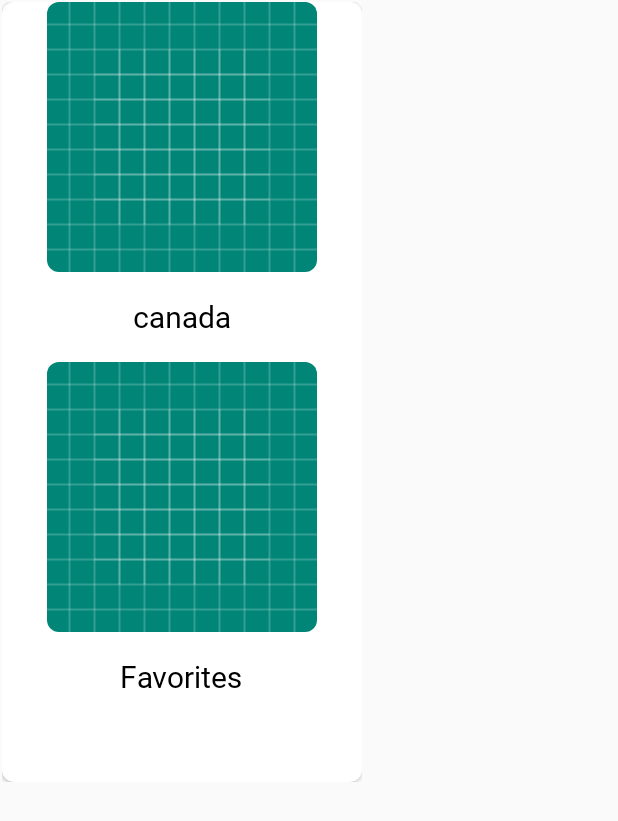
After one commit to wijdanRamadan/myGraduation, an Android app: the layout foryou_fragment_recycler_item.xml on its own in the app's theme, with its tools: preview values and no code run, on a phone screen of 412 x 824 dp. The commit adds this screen. Shown: the top 821 px of the screen. Run offline under Robolectric (Android 15) with nearby library versions, the light colour scheme and no system bars.

Commit message:
albums recyclerView , half action bar

```diff
--- /dev/null
+++ b/app/src/main/res/layout/foryou_fragment_recycler_item.xml
@@ -0,0 +1,102 @@
+<?xml version="1.0" encoding="utf-8"?>
+<RelativeLayout xmlns:android="http://schemas.android.com/apk/res/android"
+    xmlns:app="http://schemas.android.com/apk/res-auto"
+    xmlns:tools="http://schemas.android.com/tools"
+    android:layout_width="wrap_content"
+    android:layout_height="wrap_content"
+    android:layout_margin="1dp"
+    tools:actionBarNavMode="standard"
+    android:background="#ffff">
+
+
+    <androidx.cardview.widget.CardView
+        android:layout_width="240dp"
+        android:layout_height="520dp"
+        android:layout_centerInParent="true"
+        android:elevation="2dp"
+        app:cardCornerRadius="8dp"
+        app:cardMaxElevation="4dp">
+
+
+        <RelativeLayout
+            android:layout_width="match_parent"
+            android:layout_height="match_parent">
+
+            <androidx.cardview.widget.CardView
+                android:layout_width="180dp"
+                android:layout_height="180dp"
+                android:orientation="vertical"
+                android:layout_centerHorizontal="true"
+                app:cardCornerRadius="8dp"
+                app:cardElevation="0dp"
+                android:id="@+id/thumbnail_roundedCorners_card">
+
+                <ImageView
+                    android:id="@+id/album_thumbnail_imageView"
+                    android:layout_width="180dp"
+                    android:layout_height="180dp"
+                    android:layout_centerHorizontal="true"
+                    android:layout_gravity="center"
+                    android:layout_marginTop="0dp"
+                    android:scaleType="centerCrop"
+                    android:src="@drawable/ic_launcher_background" />  <!--tazzy remember to add id's in strings-->
+            </androidx.cardview.widget.CardView>
+
+            <TextView
+                android:id="@+id/album_name_textView"
+                android:layout_width="wrap_content"
+                android:layout_height="40dp"
+                android:layout_below="@id/thumbnail_roundedCorners_card"
+                android:layout_centerHorizontal="true"
+                android:layout_marginTop="10dp"
+                android:layout_marginBottom="10dp"
+                android:autoSizeMaxTextSize="30sp"
+                android:autoSizeMinTextSize="16sp"
+                android:autoSizeTextType="uniform"
+                android:fontFamily="@font/fts"
+                android:gravity="center"
+                android:text="canada"
+                android:textColor="@android:color/black"
+                android:textSize="20sp"/>
+            />
+            <androidx.cardview.widget.CardView
+                android:layout_width="180dp"
+                android:layout_height="180dp"
+                android:orientation="vertical"
+                android:layout_centerHorizontal="true"
+                android:layout_below="@+id/album_name_textView"
+                app:cardCornerRadius="8dp"
+                app:cardElevation="0dp"
+                android:id="@+id/thumbnail_roundedCorners_card2">
+
+            <ImageView
+                android:id="@+id/album_thumbnail_imageView2"
+                android:layout_width="180dp"
+                android:layout_height="180dp"
+                android:layout_centerHorizontal="true"
+                android:layout_gravity="center"
+                android:layout_marginTop="0dp"
+                android:scaleType="centerCrop"
+                android:src="@drawable/ic_launcher_background" />  <!--tazzy remember to add id's in strings-->
+            </androidx.cardview.widget.CardView>
+
+            <TextView
+                android:id="@+id/album_name_textView2"
+                android:layout_width="wrap_content"
+                android:layout_height="40dp"
+                android:layout_below="@id/thumbnail_roundedCorners_card2"
+                android:layout_centerHorizontal="true"
+                android:layout_marginTop="10dp"
+                android:layout_marginBottom="10dp"
+                android:fontFamily="@font/fts"
+                android:gravity="center"
+                android:text="Favorites"
+                android:textColor="@android:color/black"
+                android:textSize="20sp" />
+
+        </RelativeLayout>
+
+
+    </androidx.cardview.widget.CardView>
+
+</RelativeLayout>
--- a/app/src/main/res/values/colors.xml
+++ b/app/src/main/res/values/colors.xml
@@ -4,4 +4,6 @@
     <color name="colorPrimaryDark">#064acb</color>
     <color name="colorAccent">#D81B60</color>
     <color name="gainsboro">#DCDCDC</color>
+
+
 </resources>
--- a/app/src/main/res/values/strings.xml
+++ b/app/src/main/res/values/strings.xml
@@ -8,4 +8,5 @@
     <string name="hello_blank_fragment">Hello blank fragment</string>
     <string name="image_content_description">description</string>
     <string name="drawee_recycler_title">xx</string>
+    <string name="my_albums">My Albums</string>
 </resources>
--- a/build.gradle
+++ b/build.gradle
@@ -2,6 +2,7 @@
 
 buildscript {
     repositories {
+        mavenCentral() // tazzy
         google()
         jcenter()
 
```
Also changed, not shown: app/build.gradle (+4 -4 lines), app/src/main/java/com/example/graduationprojectgallery/presentation/foryou/ForyouFragment.java (+103 -27 lines), app/src/main/java/com/example/graduationprojectgallery/presentation/foryou/RecyclerViewAdapter.java (added, +89 -0 lines), app/src/main/res/layout/fragment_foryou.xml (+52 -7 lines), app/src/main/res/drawable/plus.png (added), 1 other file.
